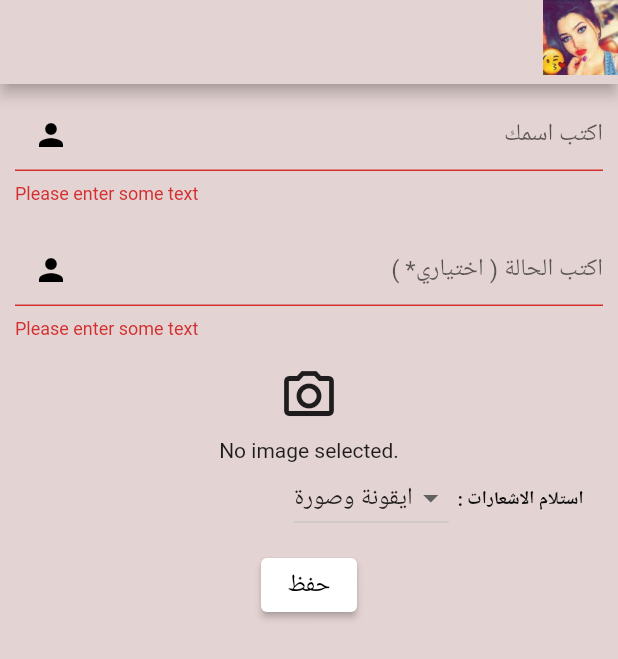
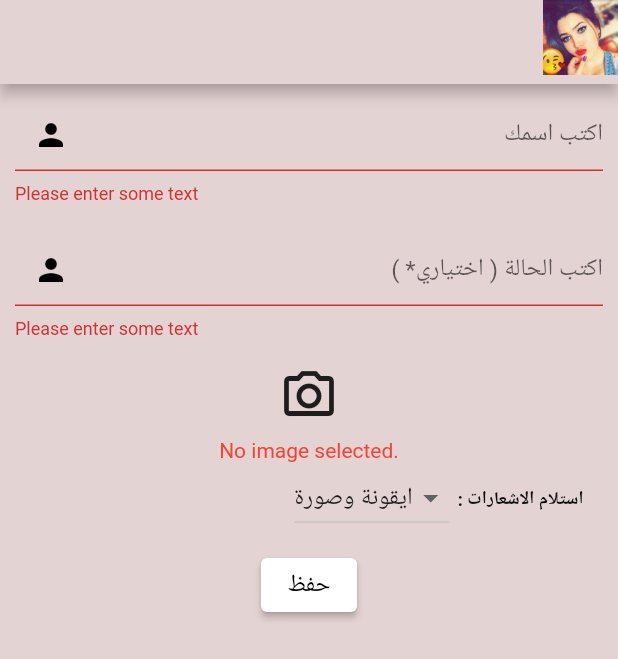
Before and after one commit to Thanoon12k/Chat-App-Flutter, a Flutter app: the screen it shows after launch, after a tap on "حفظ", on a phone screen of 412 x 824 dp. Shown: the top 659 px of the screen. Run offline on Flutter 3.47's test engine with Material 2 defaults, Android fonts, the phone set to English and light mode, and no system bars; our stand-ins replace dio, image_picker; missing offline and left inert: dart:ffi, image_picker_for_web.

Commit message:
complete all init user erros validators and messages

```diff
--- a/chatapp/lib/screens/profile_init.dart
+++ b/chatapp/lib/screens/profile_init.dart
@@ -6,7 +6,7 @@ import 'package:chatapp/widgets/appbar.dart';
 import 'package:flutter/material.dart';
 import 'package:image_picker/image_picker.dart';
 
-import '../serivces/API.dart';
+import '../serivces/UsersAPIs.dart';
 
 String myid = ' -- ';
 String myname = ' -- ';
@@ -22,7 +22,10 @@ class Profile_Inite extends StatefulWidget {
 }
 
 class _Profile_IniteState extends State<Profile_Inite> {
-  String _droplist_value = "icon_image";
+  String _notify_value = "icon_image";
+
+  bool _network_errors = false;
+  bool _name_exist = false;
   final _formKey = GlobalKey<FormState>();
 
   File? _image;
@@ -100,7 +103,10 @@ class _Profile_IniteState extends State<Profile_Inite> {
               Center(
                 //iamge display box
                 child: _image == null
-                    ? Text("No image selected.")
+                    ? Text(
+                        "No image selected.",
+                        style: TextStyle(color: Colors.red),
+                      )
                     : Image.file(_image!, width: 150),
               ),
               Row(
@@ -109,11 +115,11 @@ class _Profile_IniteState extends State<Profile_Inite> {
                 mainAxisAlignment: MainAxisAlignment.end,
                 children: [
                   DropdownButton(
-                    value: _droplist_value,
+                    value: _notify_value,
                     items: NotifyItems(),
                     onChanged: (String? newValue) {
                       setState(() {
-                        _droplist_value = newValue!;
+                        _notify_value = newValue!;
                       });
                     },
                   ),
@@ -139,19 +145,35 @@ class _Profile_IniteState extends State<Profile_Inite> {
                       onPrimary: Color.fromARGB(255, 0, 0, 0),
                     ),
                     onPressed: () async {
-                      if (_formKey.currentState!.validate() == true) {
+                      if (_formKey.currentState!.validate() == true &&
+                          _image != null) {
                         _formKey.currentState!.save();
                         var data = {
                           'name': myname,
                           'status': mystatus,
-                          'notification': true,
+                          'notification': _notify_value,
                           'image': _image,
                         };
-                        try {
-                          await upload_user_data(data, 'users/user_init');
-                        } catch (e) {
-                          print(e);
+
+                        var res =
+                            await upload_user_data(data, 'users/user_init');
+
+                        if (res.statusCode == 200 || res.statusCode == 201) {
+                          print('ok sent  ${res.statusCode}');
+
+                          Navigator.push(
+                            context,
+                            MaterialPageRoute(builder: (context) => Rooms()),
+                          );
+                        } else if (res.statusCode == 400) {
+                          print('name exist ..  ${res.statusCode}');
+                          _name_exist = true;
+                        } else {
+                          _network_errors = true;
+                          print('network error .. ${res.statusCode}');
                         }
+                      } else {
+                        print('image = 0 or fildes empity');
                       }
                     },
                     child: const Text(
@@ -161,6 +183,28 @@ class _Profile_IniteState extends State<Profile_Inite> {
                   ),
                 ),
               ),
+              Container(
+                padding: EdgeInsets.symmetric(vertical: 10),
+                alignment: Alignment.center,
+                child: Visibility(
+                  visible: _network_errors,
+                  child: Text(
+                    '  network connection error !!  ',
+                    style: TextStyle(color: Colors.red),
+                  ),
+                ),
+              ),
+              Container(
+                padding: EdgeInsets.symmetric(vertical: 10),
+                alignment: Alignment.center,
+                child: Visibility(
+                  visible: _name_exist,
+                  child: Text(
+                    'name already exist write another name .',
+                    style: TextStyle(color: Colors.red),
+                  ),
+                ),
+              )
             ],
           ),
         ));
--- a/chatapp/lib/screens/rooms.dart
+++ b/chatapp/lib/screens/rooms.dart
@@ -3,7 +3,7 @@ import 'dart:ui';
 
 import 'package:chatapp/screens/messages.dart';
 import 'package:chatapp/models/quick_rooms.dart';
-import 'package:chatapp/serivces/API.dart';
+import 'package:chatapp/serivces/UsersAPIs.dart';
 import 'package:chatapp/models/rooms.dart';
 import 'package:flutter/material.dart';
 
```
Also changed, not shown: chatapp/lib/serivces/RoomsAPIs.dart (added, +42 -0 lines), chatapp/lib/serivces/UsersAPIs.dart (added, +35 -0 lines), chatapp/lib/serivces/AdminsAPIs.dart (renamed from chatapp/lib/serivces/API.dart).
